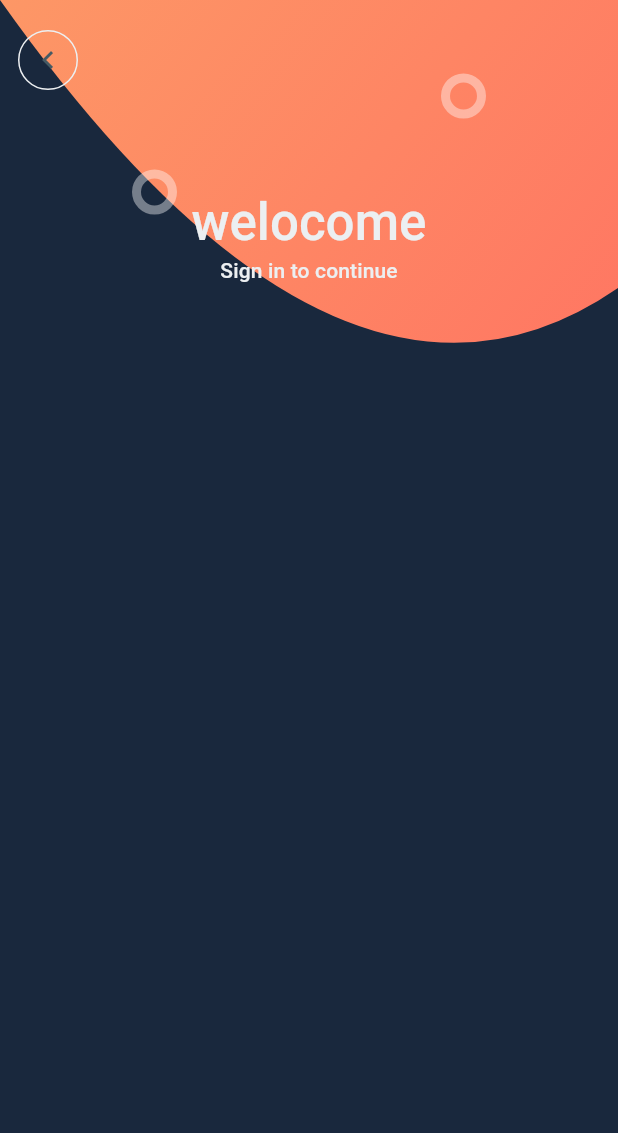
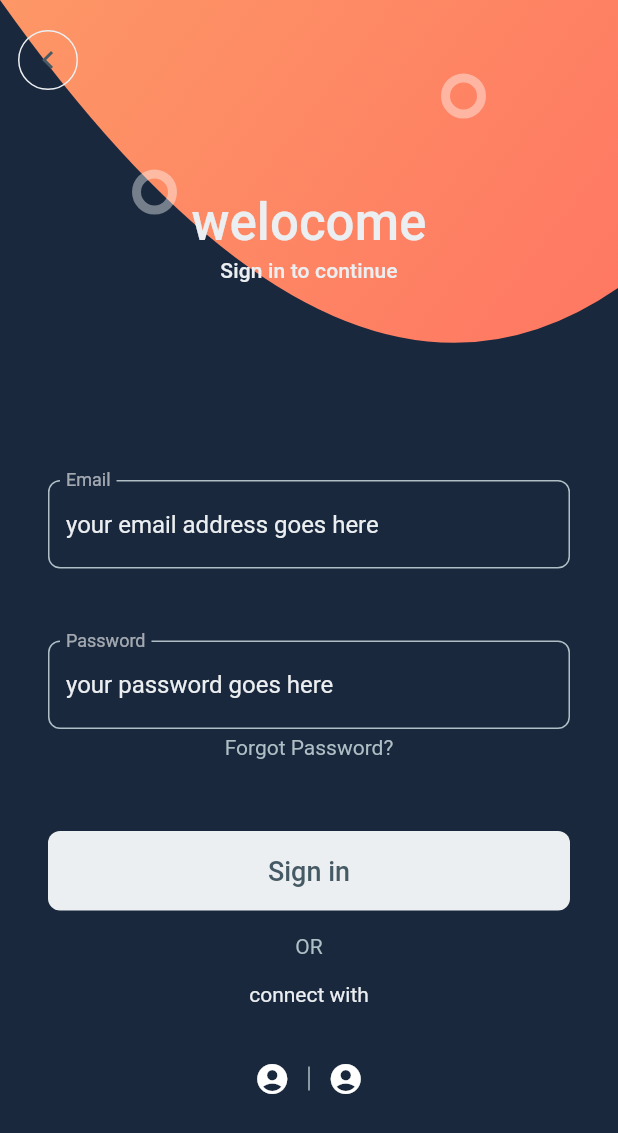
Before and after one commit to tichikawa14/flutter_ui_sign_in_up, a Flutter app: the screen it shows after launch, on a phone screen of 412 x 824 dp. Shown: the top 1133 px of the screen. Run offline on Flutter 3.47's test engine with Material 2 defaults, Android fonts, the phone set to English and light mode, and no system bars.

Commit message:
フォーム部分

```diff
--- a/lib/main.dart
+++ b/lib/main.dart
@@ -36,6 +36,10 @@
           child: Column(
             children: [
               _Header(),
+              Padding(
+                padding: const EdgeInsets.symmetric(horizontal: 32),
+                child: _SignInForm(),
+              )
             ],
           ),
         ),
@@ -213,3 +217,116 @@
     );
   }
 }
+
+class _CustomTextField extends StatelessWidget {
+  final String labelText;
+  final String hintText;
+  final bool obscureText;
+
+  const _CustomTextField({
+    Key? key,
+    required this.labelText,
+    required this.hintText,
+    required this.obscureText,
+  }) : super(key: key);
+
+  @override
+  Widget build(BuildContext context) {
+    return TextField(
+      decoration: InputDecoration(
+        labelText: labelText,
+        hintText: hintText,
+        hintStyle: TextStyle(color: kTextColorPrimary),
+        floatingLabelBehavior: FloatingLabelBehavior.always,
+        focusedBorder: OutlineInputBorder(
+          borderRadius: BorderRadius.circular(8),
+          borderSide: BorderSide(
+            color: kAccentColor,
+          ),
+        ),
+        enabledBorder: OutlineInputBorder(
+          borderRadius: BorderRadius.circular(8),
+          borderSide: BorderSide(
+            color: kTextColorSecondary,
+          ),
+        ),
+      ),
+      obscureText: obscureText,
+      onTap: () {},
+    );
+  }
+}
+
+class _SignInForm extends StatelessWidget {
+  @override
+  Widget build(BuildContext context) {
+    return Column(
+      children: [
+        _CustomTextField(
+          labelText: 'Email',
+          hintText: 'your email address goes here',
+          obscureText: false,
+        ),
+        SizedBox(height: 48),
+        _CustomTextField(
+          labelText: 'Password',
+          hintText: 'your password goes here',
+          obscureText: true,
+        ),
+        SizedBox(height: 4),
+        Text(
+          'Forgot Password?',
+          style: Theme.of(context).textTheme.bodyText2!.copyWith(color: kTextColorSecondary),
+        ),
+        SizedBox(height: 48),
+        Container(
+          width: double.infinity,
+          child: TextButton(
+            style: TextButton.styleFrom(
+              primary: kButtonTextColorPrimary,
+              backgroundColor: kButtonColorPrimary,
+              padding: EdgeInsets.symmetric(vertical: 16),
+              shape: RoundedRectangleBorder(
+                borderRadius: BorderRadius.circular(8),
+              ),
+            ),
+            onPressed: () {},
+            child: Text(
+              'Sign in',
+              style: Theme.of(context).textTheme.button!.copyWith(color: kButtonTextColorPrimary, fontSize: 18),
+            ),
+          )
+        ),
+        SizedBox(height: 16),
+        Text(
+          'OR',
+          style: Theme.of(context).textTheme.bodyText2!.copyWith(color: kTextColorSecondary),
+        ),
+        SizedBox(height: 16),
+        Text(
+          'connect with',
+          style: Theme.of(context).textTheme.bodyText2!.copyWith(color: kTextColorPrimary),
+        ),
+        SizedBox(height: 24),
+        Row(
+          mainAxisAlignment: MainAxisAlignment.center,
+          children: [
+            IconButton(
+              icon: Icon(Icons.account_circle),
+              onPressed: () {},
+            ),
+            Container(
+              color: kTextColorSecondary,
+              width: 1,
+              height: 16,
+            ),
+            IconButton(
+              icon: Icon(Icons.account_circle),
+              onPressed: () {},
+            )
+          ],
+        )
+      ],
+    );
+  }
+}
```
